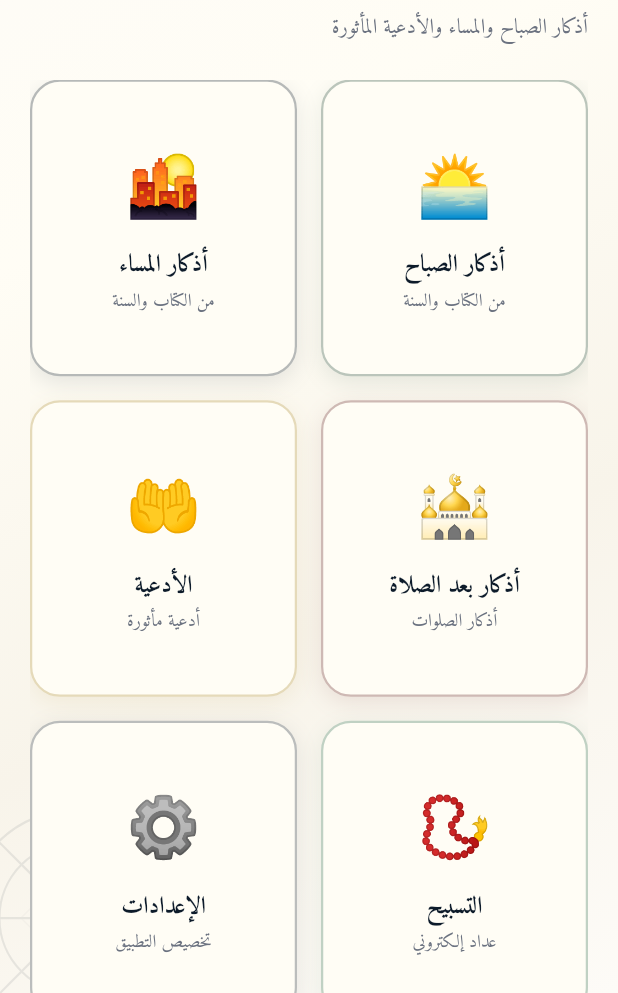
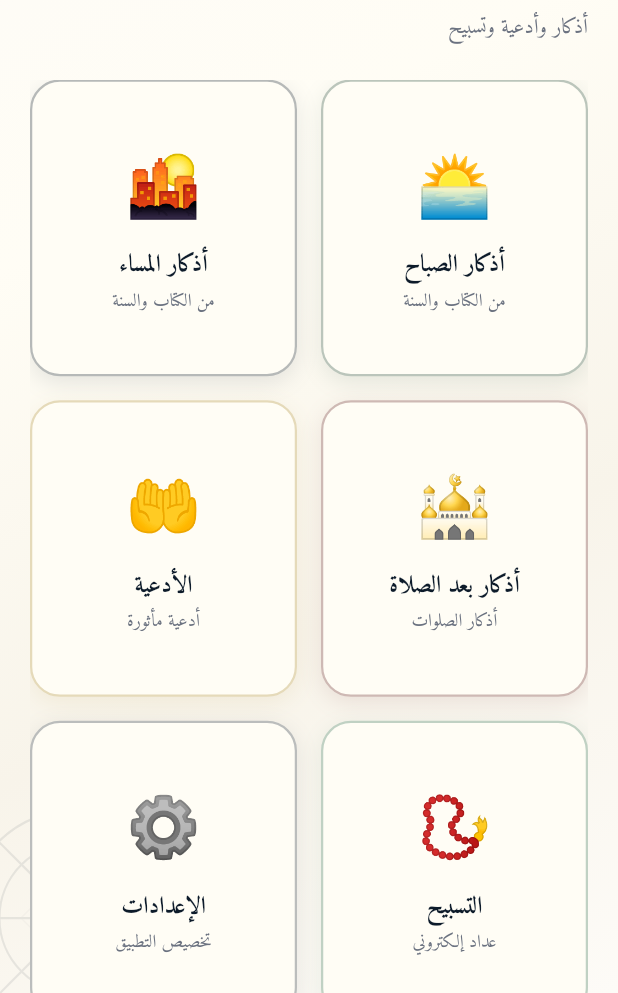
Before and after one commit to galxys2s2-cloud/adhkar-app, a Flutter app: the screen it shows after launch, on a phone screen of 412 x 824 dp, the part 243-1236 px from its top. Run offline on Flutter 3.47's test engine with Material 3 defaults, Android fonts, the phone set to English and light mode, and no system bars; our stand-ins replace flutter_riverpod, go_router.

Commit message:
fix: duaa tabs (all 5 categories) + main screen subtitle

```diff
--- a/lib/features/home/home_screen.dart
+++ b/lib/features/home/home_screen.dart
@@ -51,7 +51,7 @@ class HomeScreen extends ConsumerWidget {
                   ),
                   const SizedBox(height: 8),
                   Text(
-                    'أذكار الصباح والمساء والأدعية المأثورة',
+                    'أذكار وأدعية وتسبيح',
                     style: AppTextStyles.bodyMedium,
                   ),
                   const SizedBox(height: 24),
```
